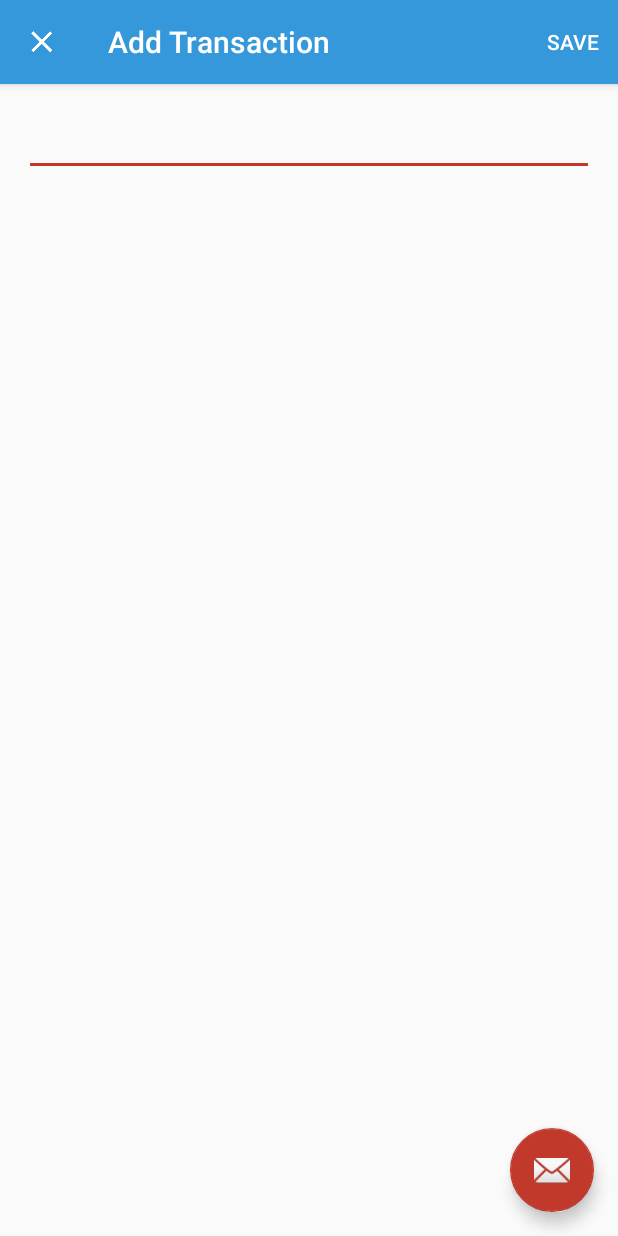
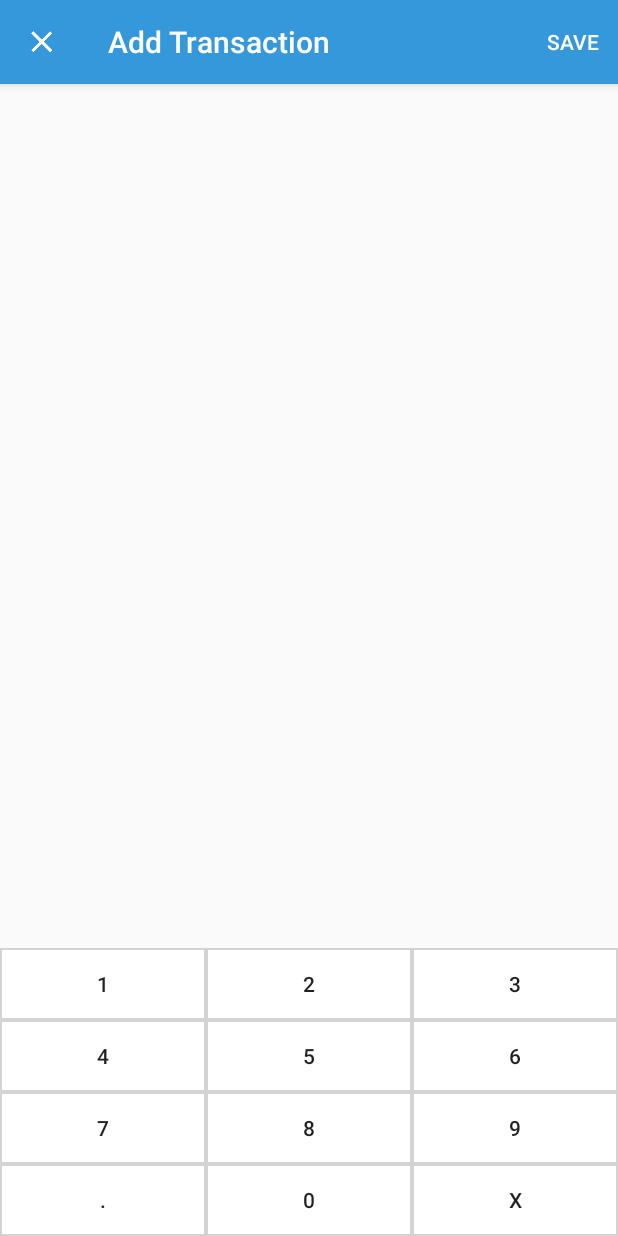
Before and after one commit to zhanhui913/Budget, an Android app: the TransactionInfoActivity screen opened directly, with no data from a screen before it, on a phone screen of 412 x 824 dp. Run offline under Robolectric (Android 15) with nearby library versions, the phone set to English and light mode, and no system bars; 1 statement that could not run was skipped.

Commit message:
Added numeric pad on edit transaction activity

```diff
--- a/app/src/main/java/com/zhan/budget/Activity/TransactionInfoActivity.java
+++ b/app/src/main/java/com/zhan/budget/Activity/TransactionInfoActivity.java
@@ -23,7 +23,6 @@ public class TransactionInfoActivity extends AppCompatActivity {
     private boolean isEditMode = false;
     private Activity instance;
     private Toolbar toolbar;
-    private EditText editText;
 
     @Override
     protected void onCreate(Bundle savedInstanceState) {
@@ -42,7 +41,7 @@ public class TransactionInfoActivity extends AppCompatActivity {
      * Perform all initializations here.
      */
     private void init(){
-        editText = (EditText) findViewById(R.id.editText);
+
 
         createToolbar();
         addListeners();
@@ -74,12 +73,6 @@ public class TransactionInfoActivity extends AppCompatActivity {
             }
         });
 
-        editText.setOnFocusChangeListener(new View.OnFocusChangeListener() {
-            @Override
-            public void onFocusChange(View v, boolean hasFocus) {
-
-            }
-        });
     }
 
     @Override
--- a/app/src/main/java/com/zhan/budget/Fragment/CalendarFragment.java
+++ b/app/src/main/java/com/zhan/budget/Fragment/CalendarFragment.java
@@ -3,7 +3,9 @@ package com.zhan.budget.Fragment;
 import android.content.Context;
 import android.content.Intent;
 import android.os.Bundle;
+import android.os.Handler;
 import android.support.v4.app.Fragment;
+import android.support.v4.app.FragmentTransaction;
 import android.support.v7.app.AppCompatActivity;
 import android.util.Log;
 import android.view.LayoutInflater;
@@ -500,7 +502,7 @@ public class CalendarFragment extends Fragment {
 
     }
 
-    private void snapPanelDown(){ Log.i("ZHAN2","snapping panel down");
+    private void snapPanelDown(){ Log.i("ZHAN2", "snapping panel down");
         RelativeLayout.LayoutParams layoutParams = (RelativeLayout.LayoutParams) root.getLayoutParams();
         layoutParams.topMargin = 0;
         root.setLayoutParams(layoutParams);
@@ -518,23 +520,17 @@ public class CalendarFragment extends Fragment {
 
             @Override
             public void onAnimationEnd(Animation animation) {
-                Toast.makeText(getContext(),"Create a transaction", Toast.LENGTH_SHORT).show();
+                new Handler().postDelayed(new Runnable() {
+                    @Override
+                    public void run() {
+                        Intent newTransaction = new Intent(getContext(), TransactionInfoActivity.class);
 
-                /*MetaMission mt = new MetaMission();
-                mt.setName("transaction "+listMetaMission.size());
-                mt.setDescription("description");
-                listMetaMission.add(mt);
-                missionAdapter.notifyDataSetChanged();
-
-                updateTransactionStatus();
-*/
-
-                Intent newTransaction = new Intent(getContext(), TransactionInfoActivity.class);
-
-                //This is not edit mode
-                newTransaction.putExtra(Constants.REQUEST_NEW_TRANSACTION, false);
-                startActivityForResult(newTransaction, Constants.RETURN_NEW_TRANSACTION);
-                snapPanelUp();
+                        //This is not edit mode
+                        newTransaction.putExtra(Constants.REQUEST_NEW_TRANSACTION, false);
+                        startActivityForResult(newTransaction, Constants.RETURN_NEW_TRANSACTION);
+                        snapPanelUp();
+                    }
+                }, 500);
             }
 
             @Override
--- /dev/null
+++ b/app/src/main/res/drawable/numeric_button.xml
@@ -0,0 +1,61 @@
+<?xml version="1.0" encoding="utf-8"?>
+<selector
+    xmlns:android="http://schemas.android.com/apk/res/android">
+
+    <item android:state_pressed="true" >
+        <shape>
+            <gradient
+                android:startColor="@color/colorPrimary"
+                android:endColor="@color/colorPrimary"
+                android:angle="270" />
+            <stroke
+                android:width="1dp"
+                android:color="@color/gray" />
+            <corners
+                android:radius="0dp" />
+            <padding
+                android:left="1dp"
+                android:top="1dp"
+                android:right="1dp"
+                android:bottom="1dp" />
+        </shape>
+    </item>
+
+    <item android:state_focused="true" >
+        <shape>
+            <gradient
+                android:endColor="@color/colorPrimary"
+                android:startColor="@color/colorPrimary"
+                android:angle="270" />
+            <stroke
+                android:width="1dp"
+                android:color="@color/gray" />
+            <corners
+                android:radius="0dp" />
+            <padding
+                android:left="1dp"
+                android:top="1dp"
+                android:right="1dp"
+                android:bottom="1dp" />
+        </shape>
+    </item>
+
+    <item>
+        <shape>
+            <gradient
+                android:endColor="@color/white"
+                android:startColor="@color/white"
+                android:angle="270" />
+            <stroke
+                android:width="1dp"
+                android:color="@color/gray" />
+            <corners
+                android:radius="0dp" />
+            <padding
+                android:left="1dp"
+                android:top="1dp"
+                android:right="1dp"
+                android:bottom="1dp" />
+        </shape>
+    </item>
+</selector>
--- a/app/src/main/res/layout/activity_transaction_info.xml
+++ b/app/src/main/res/layout/activity_transaction_info.xml
@@ -23,12 +23,4 @@
 
     <include layout="@layout/content_transaction" />
 
-    <android.support.design.widget.FloatingActionButton
-        android:id="@+id/fab"
-        android:layout_width="wrap_content"
-        android:layout_height="wrap_content"
-        android:layout_gravity="bottom|end"
-        android:layout_margin="@dimen/fab_margin"
-        android:src="@android:drawable/ic_dialog_email" />
-
 </android.support.design.widget.CoordinatorLayout>
--- a/app/src/main/res/layout/content_transaction.xml
+++ b/app/src/main/res/layout/content_transaction.xml
@@ -4,17 +4,15 @@
     xmlns:tools="http://schemas.android.com/tools"
     android:layout_width="match_parent"
     android:layout_height="match_parent"
-    android:paddingBottom="@dimen/activity_vertical_margin"
-    android:paddingLeft="@dimen/activity_horizontal_margin"
-    android:paddingRight="@dimen/activity_horizontal_margin"
-    android:paddingTop="@dimen/activity_vertical_margin"
     app:layout_behavior="@string/appbar_scrolling_view_behavior"
     tools:context="com.zhan.budget.Activity.TransactionInfoActivity"
     tools:showIn="@layout/activity_transaction_info">
 
-    <EditText
-        android:id="@+id/editText"
+    <include layout="@layout/number_pad"
         android:layout_width="fill_parent"
-        android:layout_height="wrap_content" />
+        android:layout_height="wrap_content"
+        android:layout_alignParentLeft="true"
+        android:layout_alignParentRight="true"
+        android:layout_alignParentBottom="true" />
 
 </RelativeLayout>
--- /dev/null
+++ b/app/src/main/res/layout/number_pad.xml
@@ -0,0 +1,111 @@
+<?xml version="1.0" encoding="utf-8"?>
+<LinearLayout xmlns:android="http://schemas.android.com/apk/res/android"
+    android:orientation="vertical"
+    android:layout_width="match_parent"
+    android:layout_height="wrap_content">
+
+    <LinearLayout
+        android:layout_width="match_parent"
+        android:layout_height="wrap_content">
+
+        <Button
+            android:layout_width="0dp"
+            android:layout_height="wrap_content"
+            android:layout_weight="0.3"
+            android:background="@drawable/numeric_button"
+            android:text="1"/>
+
+        <Button
+            android:layout_width="0dp"
+            android:layout_height="wrap_content"
+            android:layout_weight="0.3"
+            android:background="@drawable/numeric_button"
+            android:text="2"/>
+
+        <Button
+            android:layout_width="0dp"
+            android:layout_height="wrap_content"
+            android:layout_weight="0.3"
+            android:background="@drawable/numeric_button"
+            android:text="3"/>
+    </LinearLayout>
+
+    <LinearLayout
+        android:layout_width="match_parent"
+        android:layout_height="wrap_content">
+
+        <Button
+            android:layout_width="0dp"
+            android:layout_height="wrap_content"
+            android:layout_weight="0.3"
+            android:background="@drawable/numeric_button"
+            android:text="4"/>
+
+        <Button
+            android:layout_width="0dp"
+            android:layout_height="wrap_content"
+            android:layout_weight="0.3"
+            android:background="@drawable/numeric_button"
+            android:text="5"/>
+
+        <Button
+            android:layout_width="0dp"
+            android:layout_height="wrap_content"
+            android:layout_weight="0.3"
+            android:background="@drawable/numeric_button"
+            android:text="6"/>
+    </LinearLayout>
+
+    <LinearLayout
+        android:layout_width="match_parent"
+        android:layout_height="wrap_content">
+
+        <Button
+            android:layout_width="0dp"
+            android:layout_height="wrap_content"
+            android:layout_weight="0.3"
+            android:background="@drawable/numeric_button"
+            android:text="7"/>
+
+        <Button
+            android:layout_width="0dp"
+            android:layout_height="wrap_content"
+            android:layout_weight="0.3"
+            android:background="@drawable/numeric_button"
+            android:text="8"/>
+
+        <Button
+            android:layout_width="0dp"
+            android:layout_height="wrap_content"
+            android:layout_weight="0.3"
+            android:background="@drawable/numeric_button"
+            android:text="9"/>
+    </LinearLayout>
+
+    <LinearLayout
+        android:layout_width="match_parent"
+        android:layout_height="wrap_content">
+
+        <Button
+            android:layout_width="0dp"
+            android:layout_height="wrap_content"
+            android:layout_weight="0.3"
+            android:background="@drawable/numeric_button"
+            android:text="."/>
+
+        <Button
+            android:layout_width="0dp"
+            android:layout_height="wrap_content"
+            android:layout_weight="0.3"
+            android:background="@drawable/numeric_button"
+            android:text="0"/>
+
+        <Button
+            android:layout_width="0dp"
+            android:layout_height="wrap_content"
+            android:layout_weight="0.3"
+            android:background="@drawable/numeric_button"
+            android:text="X"/>
+    </LinearLayout>
+
+</LinearLayout>
```
Also changed, not shown: 1 other file.
